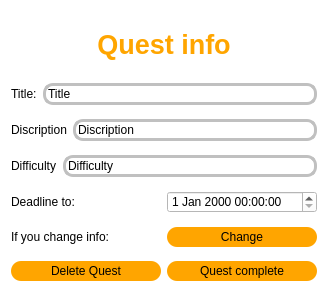
First picture: the form in Silently/src/ShowInfoQuest_DialogWindow/showinfoquest_dialogwindow.ui, repository Observersss/Silently, before the edit.
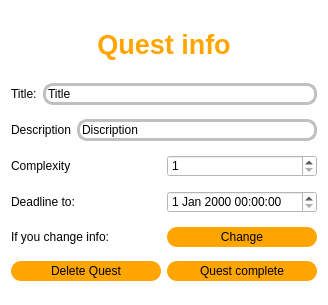
Second picture: the form after the edit.

The edit to the form file:
```diff
--- a/Silently/src/ShowInfoQuest_DialogWindow/showinfoquest_dialogwindow.ui
+++ b/Silently/src/ShowInfoQuest_DialogWindow/showinfoquest_dialogwindow.ui
@@ -80,7 +80,7 @@
         <string notr="true">color:black;</string>
        </property>
        <property name="text">
-        <string>Discription</string>
+        <string>Description</string>
        </property>
       </widget>
      </item>
@@ -106,19 +106,17 @@
         <string notr="true">color:black;</string>
        </property>
        <property name="text">
-        <string>Difficulty</string>
+        <string>Complexity</string>
        </property>
       </widget>
      </item>
      <item>
-      <widget class="QLineEdit" name="Difficulty_2">
-       <property name="styleSheet">
-        <string notr="true">border-radius:10px;
-color:black;
-border: 3px solid silver;</string>
+      <widget class="QSpinBox" name="spinBox_Complexity">
+       <property name="minimum">
+        <number>1</number>
        </property>
-       <property name="text">
-        <string>Difficulty</string>
+       <property name="maximum">
+        <number>4</number>
        </property>
       </widget>
      </item>
```
Left out of the diff: 24 changed lines with no effect on the pictures.
